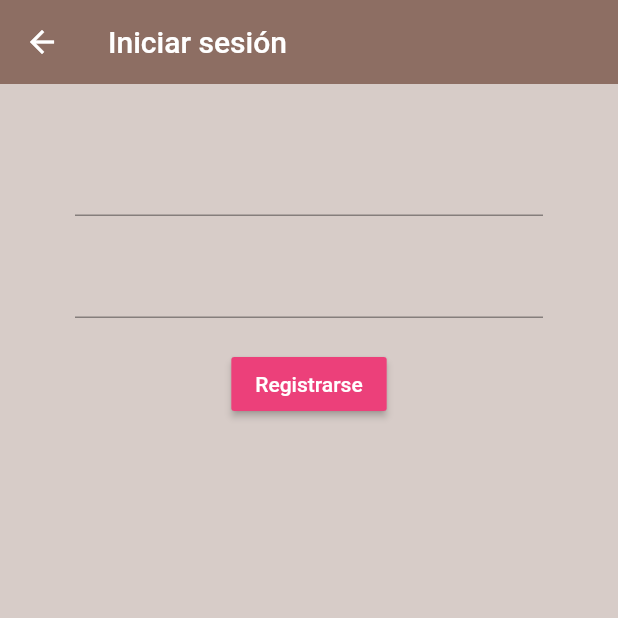
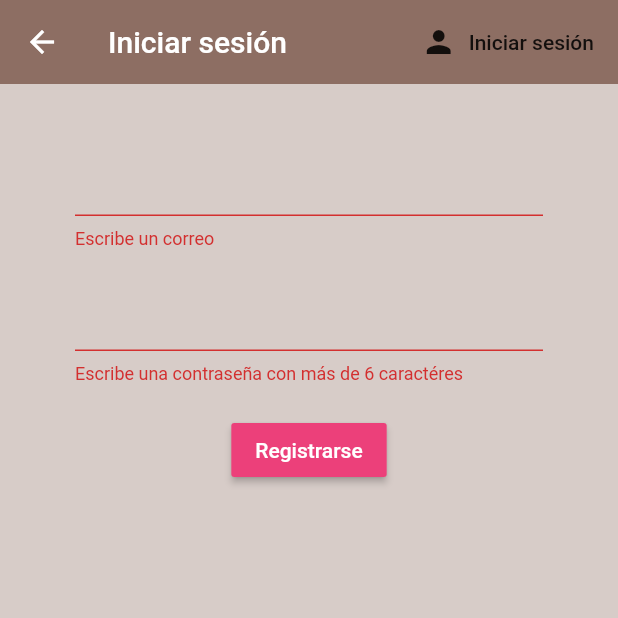
Before and after one commit to CarlosGreene/ProyectoEquipo4, a Flutter app: the Register screen opened directly, after a tap on "Registrarse", on a phone screen of 412 x 824 dp, the top half of it. Run offline on Flutter 3.47's test engine with Material 2 defaults, Android fonts, the light colour scheme and no system bars; our stand-ins replace firebase_auth; accounts and stored records are empty.

Commit message:
Iniciosesión

```diff
--- a/pethouse/lib/screens/authenticate/register.dart
+++ b/pethouse/lib/screens/authenticate/register.dart
@@ -2,6 +2,10 @@ import 'package:flutter/material.dart';
 import 'package:pethouse/services/auth.dart';
 
 class Register extends StatefulWidget {
+
+  final Function toggleView;
+  Register({this.toggleView});
+
   @override
   _RegisterState createState() => _RegisterState();
 }
@@ -9,8 +13,9 @@ class Register extends StatefulWidget {
 class _RegisterState extends State<Register> {
 
   final AuthService _auth = AuthService();
+  final _formKey = GlobalKey<FormState>();
 
-  String email = '', password = '';
+  String email = '', password = '', error = '';
 
   @override
   Widget build(BuildContext context) {
@@ -20,14 +25,25 @@ class _RegisterState extends State<Register> {
         backgroundColor: Colors.brown[400],
         elevation: 0.0,
         title: Text('Iniciar sesión'),
+        actions: <Widget>[
+          FlatButton.icon(
+            icon: Icon(Icons.person),
+            label: Text('Iniciar sesión'),
+            onPressed: () {
+              widget.toggleView();
+            }
+          )
+        ],
       ),
       body: Container(
         padding: EdgeInsets.symmetric(vertical: 20.0, horizontal: 50.0),
         child: Form(
+          key: _formKey,
           child: Column(
             children: <Widget> [
               SizedBox(height: 20.0,),
               TextFormField(
+                validator: (val) => val.isEmpty ? 'Escribe un correo': null,
                 onChanged: (val) {
                   setState(() => email = val);
                 },
@@ -35,6 +51,7 @@ class _RegisterState extends State<Register> {
               SizedBox(height: 20.0),
               TextFormField(
                 obscureText: true,
+                validator: (val) => val.length < 6 ? 'Escribe una contraseña con más de 6 caractéres': null,
                 onChanged:(val) {
                   setState(() => password = val);
                 }
@@ -47,10 +64,19 @@ class _RegisterState extends State<Register> {
                   style: TextStyle(color: Colors.white),
                 ),
                 onPressed: () async {
-                  print(email);
-                  print(password);
+                  if(_formKey.currentState.validate()){
+                    dynamic result = await _auth.registerWithEmailAndPassword(email, password);
+                    if(result == null){
+                      setState(() => error = 'Por favor, escribe un correo válido');
+                    }
+                  }
                 },
               ),
+              SizedBox(height: 12.0),
+              Text(
+                error,
+                style: TextStyle(color: Colors.red, fontSize: 14.0),
+              )
             ]
           ),
         ),
```
Also changed, not shown: pethouse/lib/screens/authenticate/authenticate.dart (+12 -3 lines), pethouse/lib/screens/authenticate/sign_in.dart (+28 -2 lines), pethouse/lib/services/auth.dart (+20 -0 lines), 1 other file.
